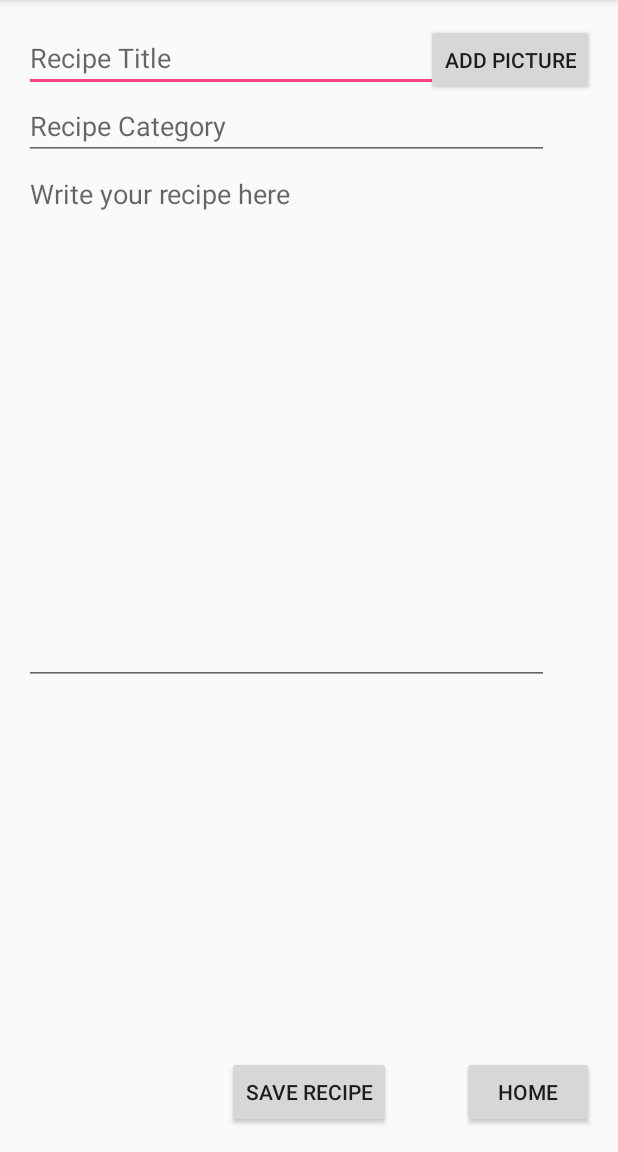
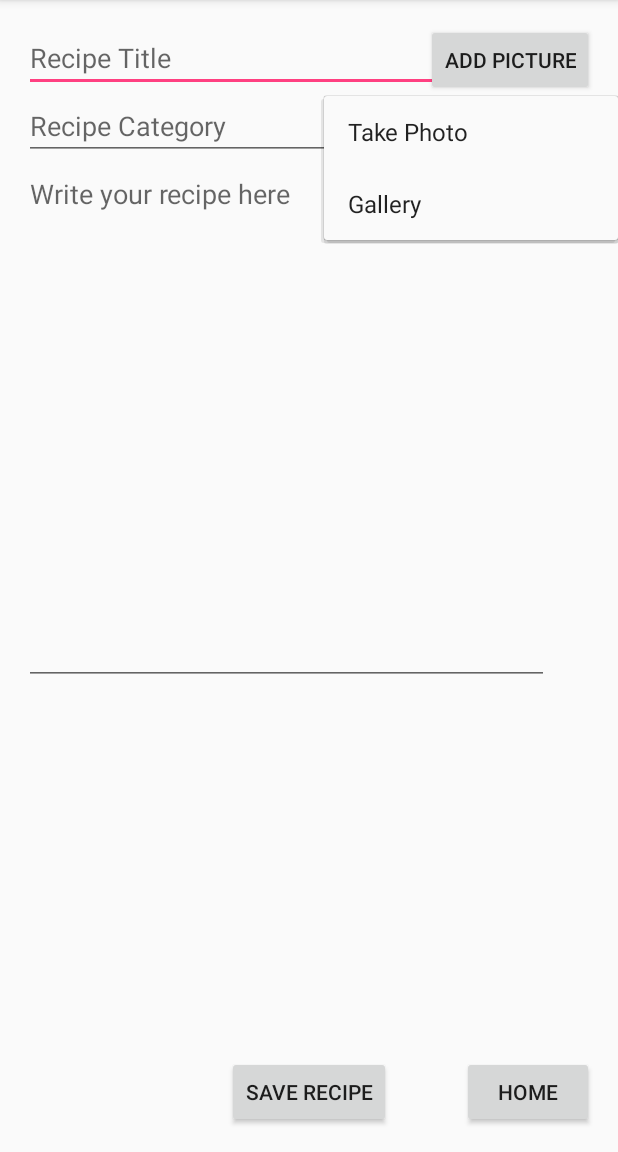
Before and after one commit to kimsoraya/Programmeerproject, an Android app: the TextRecipeActivity screen opened directly, with no data from a screen before it, after a tap on "ADD PICTURE", on a phone screen of 412 x 824 dp, the part 84-1236 px from its top. Run offline under Robolectric (Android 15) with nearby library versions, the phone set to English and light mode, and no system bars.

Commit message:
created popup menu and option to choose image from gallery

```diff
--- /dev/null
+++ b/MyPersonalCookbook/app/src/main/res/menu/picture_menu.xml
@@ -0,0 +1,14 @@
+<?xml version="1.0" encoding="utf-8"?>
+<menu xmlns:android="http://schemas.android.com/apk/res/android"
+    xmlns:app="http://schemas.android.com/apk/res-auto"
+    xmlns:tools="http://schemas.android.com/tools"
+    tools:context=".TextRecipeActivity">
+
+    <item
+        android:id="@+id/item1"
+        android:title="Take Photo"/>
+
+    <item
+        android:id="@+id/item2"
+        android:title="Gallery"/>
+</menu>
```
Also changed, not shown: MyPersonalCookbook/app/src/main/java/com/example/kimschuiten/mypersonalcookbook30/TextRecipeActivity.java (+65 -7 lines).
